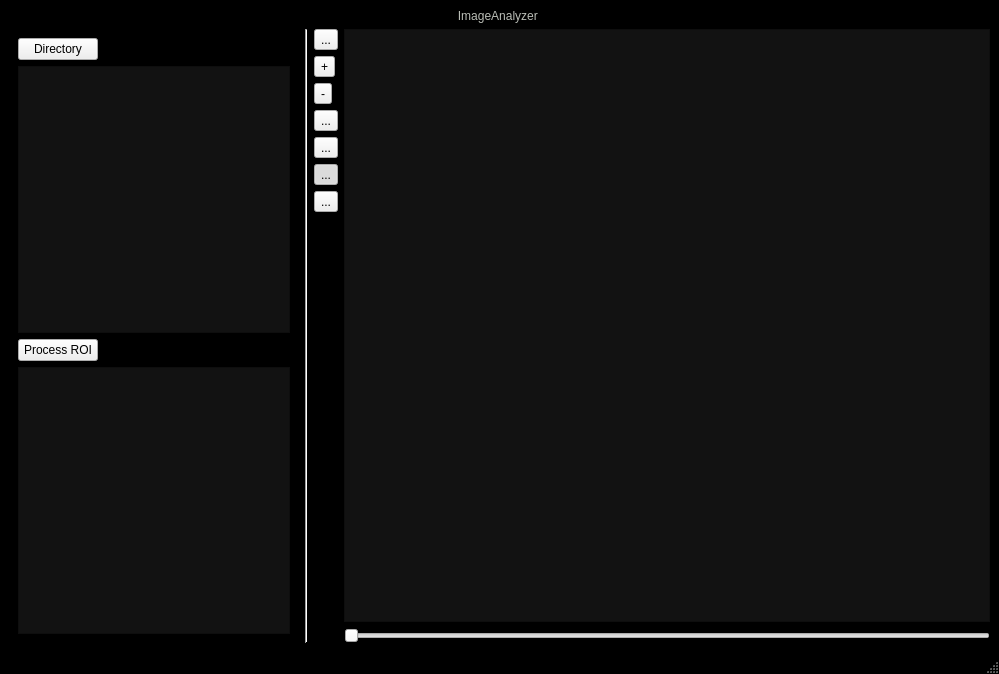
First picture: the form in GUI.ui, repository jsonfm/image-analyzer, before the edit.
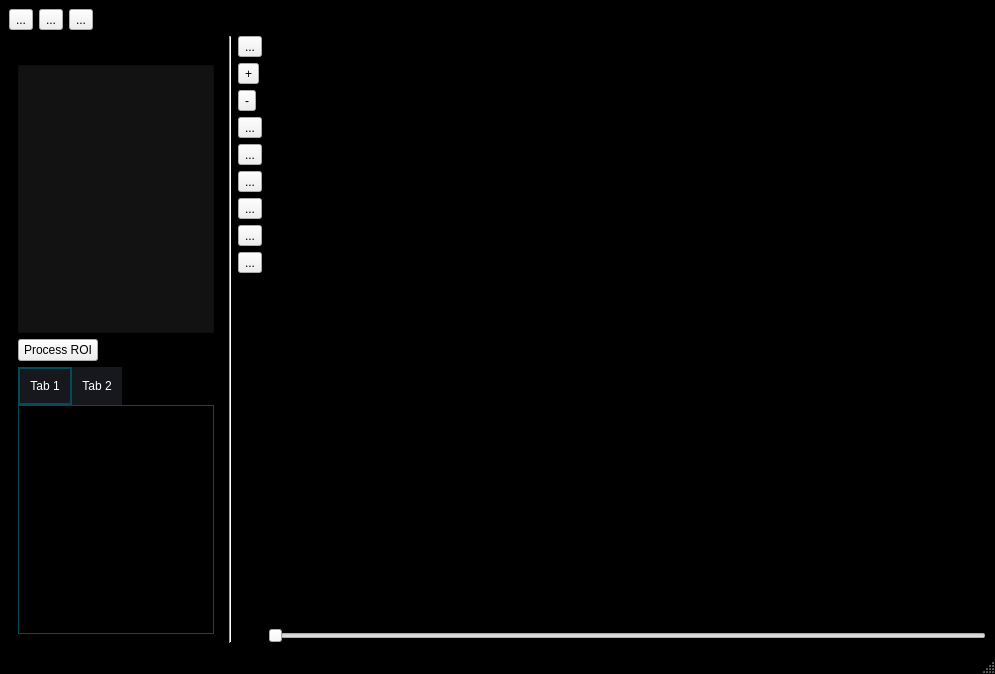
Second picture: the form after the edit. Icons and pictures are not drawn.

Patch:
```diff
--- a/GUI.ui
+++ b/GUI.ui
@@ -6,7 +6,7 @@
    <rect>
     <x>0</x>
     <y>0</y>
-    <width>999</width>
+    <width>995</width>
     <height>674</height>
    </rect>
   </property>
@@ -21,10 +21,29 @@
 background-color: rgb(0, 0, 0);
 }
 
-#Image{
-background-color:rgb(18, 18, 18);
+QGraphicsView{
+background-color:rgb(0, 0, 0);
 }
 
+#tabWidget{
+background-color:rgb(0,0,0);
+}
+
+QTabBar::tab {
+  background: rgb(22, 24, 30);
+  color: white;
+  padding: 10px;
+
+ }
+QTabWidget::pane { 
+   border: 1px solid rgb(5, 75, 87);
+	background: rgb(0, 0, 0);
+}
+
+ QTabBar::tab:selected {
+  border: 2px solid rgb(5, 75, 87);
+ }
+
 #seriesView{
 background-color:rgb(18, 18, 18);
 color:rgb(136, 138, 133);
@@ -40,31 +59,78 @@
 }</string>
   </property>
   <widget class="QWidget" name="centralwidget">
-   <layout class="QVBoxLayout" name="verticalLayout_2">
+   <layout class="QVBoxLayout" name="verticalLayout_3">
     <item>
-     <widget class="QLabel" name="titleLabel">
-      <property name="text">
-       <string>ImageAnalyzer </string>
-      </property>
-      <property name="alignment">
-       <set>Qt::AlignCenter</set>
-      </property>
-     </widget>
+     <layout class="QHBoxLayout" name="horizontalLayout_8">
+      <item>
+       <widget class="QToolButton" name="openBtn">
+        <property name="text">
+         <string>...</string>
+        </property>
+        <property name="icon">
+         <iconset>
+          <normaloff>icons/folder-open.png</normaloff>icons/folder-open.png</iconset>
+        </property>
+        <property name="iconSize">
+         <size>
+          <width>20</width>
+          <height>20</height>
+         </size>
+        </property>
+       </widget>
+      </item>
+      <item>
+       <widget class="QToolButton" name="viewsBtn">
+        <property name="text">
+         <string>...</string>
+        </property>
+       </widget>
+      </item>
+      <item>
+       <widget class="QToolButton" name="save_im">
+        <property name="cursor">
+         <cursorShape>PointingHandCursor</cursorShape>
+        </property>
+        <property name="toolTip">
+         <string notr="true" extracomment="Save Image">Save Image</string>
+        </property>
+        <property name="text">
+         <string>...</string>
+        </property>
+        <property name="icon">
+         <iconset>
+          <normaloff>../PyQt-Image-Viewer-master/icons/download.png</normaloff>../PyQt-Image-Viewer-master/icons/download.png</iconset>
+        </property>
+        <property name="iconSize">
+         <size>
+          <width>20</width>
+          <height>20</height>
+         </size>
+        </property>
+       </widget>
+      </item>
+      <item>
+       <spacer name="horizontalSpacer">
+        <property name="orientation">
+         <enum>Qt::Horizontal</enum>
+        </property>
+        <property name="sizeHint" stdset="0">
+         <size>
+          <width>40</width>
+          <height>20</height>
+         </size>
+        </property>
+       </spacer>
+      </item>
+     </layout>
     </item>
     <item>
-     <layout class="QHBoxLayout" name="horizontalLayout_6" stretch="3,1,7">
+     <layout class="QHBoxLayout" name="horizontalLayout_6" stretch="2,0,7">
       <item>
        <widget class="QWidget" name="widget" native="true">
         <layout class="QVBoxLayout" name="verticalLayout_4">
          <item>
           <layout class="QHBoxLayout" name="horizontalLayout_5">
-           <item>
-            <widget class="QPushButton" name="openBtn">
-             <property name="text">
-              <string>Directory</string>
-             </property>
-            </widget>
-           </item>
            <item>
             <spacer name="horizontalSpacer_3">
              <property name="orientation">
@@ -108,7 +174,21 @@
           </layout>
          </item>
          <item>
-          <widget class="QTextBrowser" name="console"/>
+          <widget class="QTabWidget" name="tabWidget">
+           <property name="currentIndex">
+            <number>0</number>
+           </property>
+           <widget class="QWidget" name="tab">
+            <attribute name="title">
+             <string>Tab 1</string>
+            </attribute>
+           </widget>
+           <widget class="QWidget" name="tab_2">
+            <attribute name="title">
+             <string>Tab 2</string>
+            </attribute>
+           </widget>
+          </widget>
          </item>
         </layout>
        </widget>
@@ -275,7 +355,7 @@
                <bool>true</bool>
               </property>
               <property name="checked">
-               <bool>true</bool>
+               <bool>false</bool>
               </property>
               <property name="toolButtonStyle">
                <enum>Qt::ToolButtonIconOnly</enum>
@@ -298,7 +378,53 @@
               </property>
               <property name="icon">
                <iconset>
-                <normaloff>../../PyQt-Image-Viewer-master/icons/undo2.png</normaloff>../../PyQt-Image-Viewer-master/icons/undo2.png</iconset>
+                <normaloff>icons/undo2.png</normaloff>icons/undo2.png</iconset>
+              </property>
+              <property name="iconSize">
+               <size>
+                <width>20</width>
+                <height>20</height>
+               </size>
+              </property>
+             </widget>
+            </item>
+            <item>
+             <widget class="QToolButton" name="redo">
+              <property name="cursor">
+               <cursorShape>PointingHandCursor</cursorShape>
+              </property>
+              <property name="toolTip">
+               <string>Redo</string>
+              </property>
+              <property name="text">
+               <string>...</string>
+              </property>
+              <property name="icon">
+               <iconset>
+                <normaloff>../PyQt-Image-Viewer-master/icons/redo2.png</normaloff>../PyQt-Image-Viewer-master/icons/redo2.png</iconset>
+              </property>
+              <property name="iconSize">
+               <size>
+                <width>20</width>
+                <height>20</height>
+               </size>
+              </property>
+             </widget>
+            </item>
+            <item>
+             <widget class="QToolButton" name="clear_all">
+              <property name="cursor">
+               <cursorShape>PointingHandCursor</cursorShape>
+              </property>
+              <property name="toolTip">
+               <string>Clear All</string>
+              </property>
+              <property name="text">
+               <string>...</string>
+              </property>
+              <property name="icon">
+               <iconset>
+                <normaloff>../PyQt-Image-Viewer-master/icons/loop2.png</normaloff>../PyQt-Image-Viewer-master/icons/loop2.png</iconset>
               </property>
               <property name="iconSize">
                <size>
@@ -328,7 +454,26 @@
         <item>
          <layout class="QVBoxLayout" name="verticalLayout_5">
           <item>
-           <widget class="QGraphicsView" name="Image"/>
+           <layout class="QHBoxLayout" name="horizontalLayout_7" stretch="3,1">
+            <item>
+             <widget class="QGraphicsView" name="Image"/>
+            </item>
+            <item>
+             <widget class="QWidget" name="views" native="true">
+              <layout class="QVBoxLayout" name="verticalLayout_2">
+               <item>
+                <widget class="QGraphicsView" name="Image_2"/>
+               </item>
+               <item>
+                <widget class="QGraphicsView" name="Image_3"/>
+               </item>
+               <item>
+                <widget class="QGraphicsView" name="graphicsView"/>
+               </item>
+              </layout>
+             </widget>
+            </item>
+           </layout>
           </item>
           <item>
            <layout class="QHBoxLayout" name="horizontalLayout_3" stretch="8">
```
Left out of the diff: 18 changed lines with no effect on the pictures.
